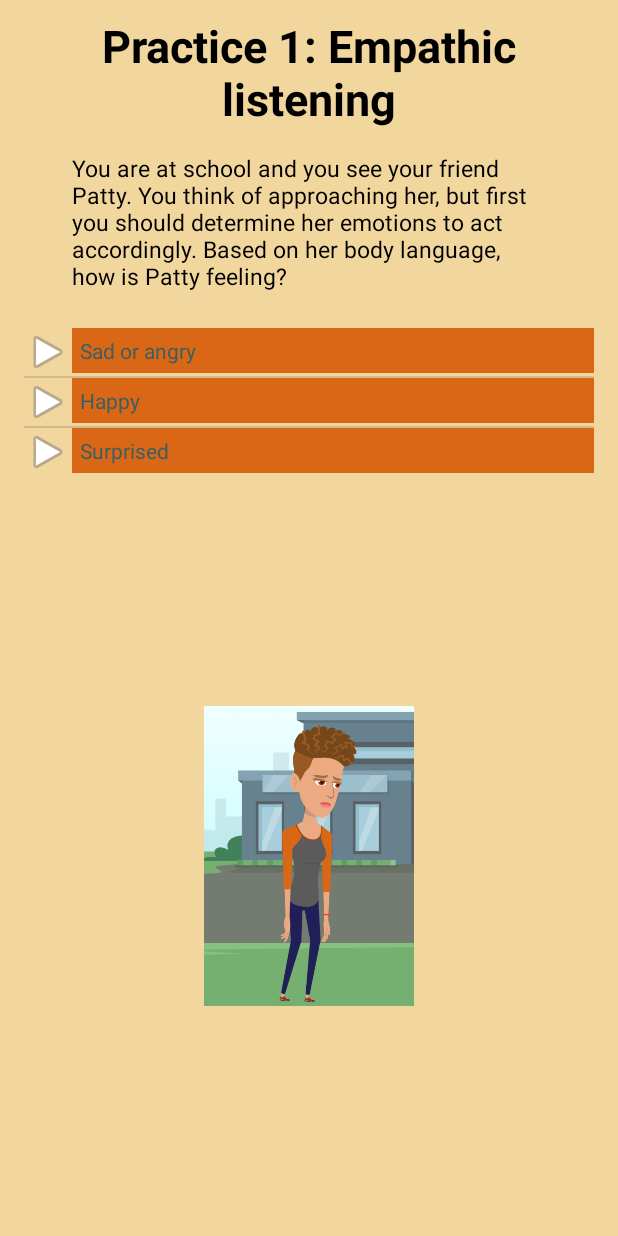
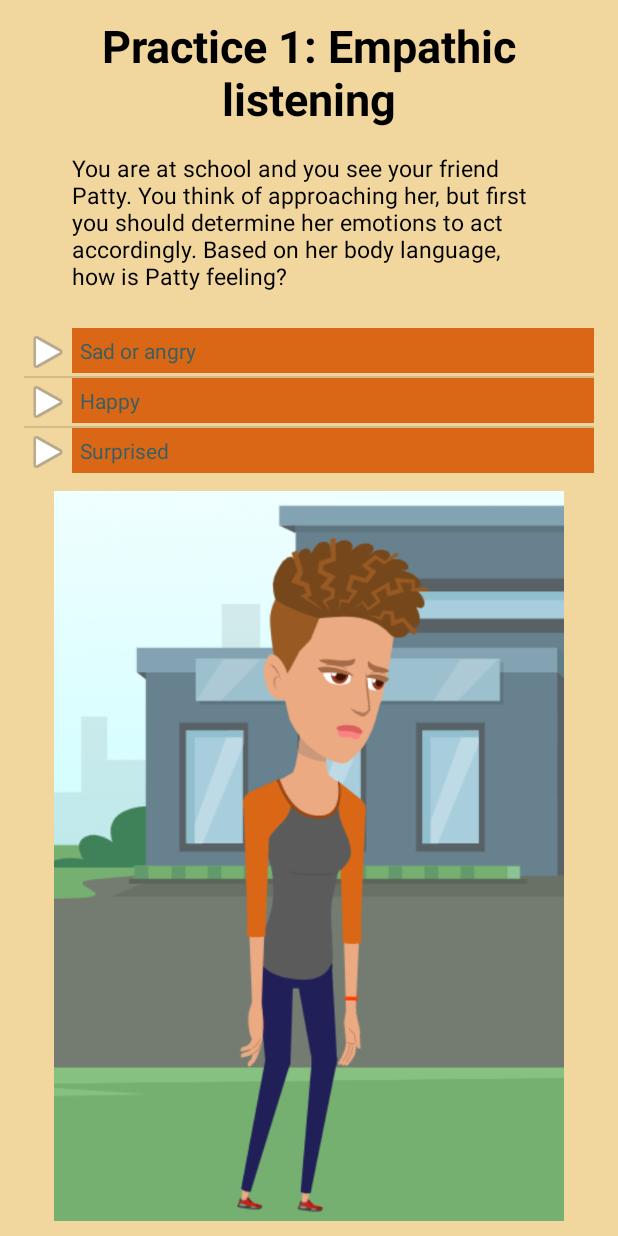
Before and after one commit to TeddyK333/PrattleBattleOfficial, an Android app: the PracticeActivity screen opened directly, with no data from a screen before it, on a phone screen of 412 x 824 dp. Run offline under Robolectric (Android 15) with nearby library versions, the phone set to English and light mode, and no system bars.

Commit message:
Update activity_practice.xml

```diff
--- a/app/src/main/res/layout/activity_practice.xml
+++ b/app/src/main/res/layout/activity_practice.xml
@@ -50,7 +50,7 @@
     <ImageView
         android:id="@+id/imageViewPractice"
         android:layout_width="0dp"
-        android:layout_height="200dp"
+        android:layout_height="0dp"
         android:layout_marginTop="10dp"
         android:layout_marginBottom="10dp"
         android:visibility="visible"
```
